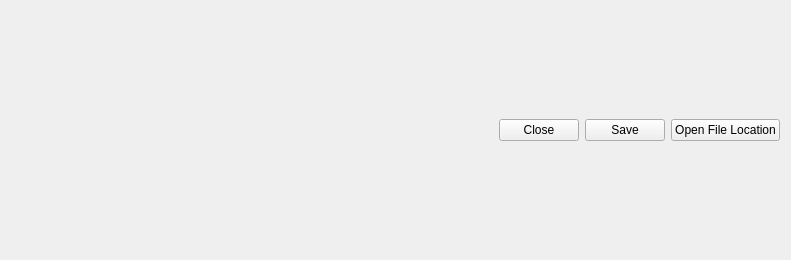
Before: the Qt Designer form src/widgets/reportviewer.ui in Icosahunter/speechy-keen, drawn with Qt 5.
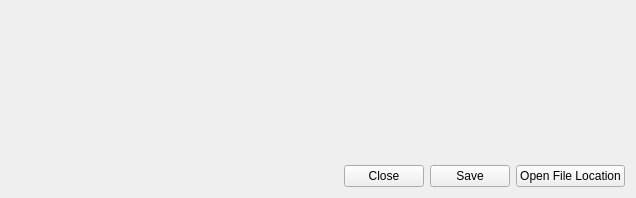
After: the same form once the commit is applied.

The edit to the form file:
```diff
--- a/src/widgets/reportviewer.ui
+++ b/src/widgets/reportviewer.ui
@@ -6,18 +6,38 @@
    <rect>
     <x>0</x>
     <y>0</y>
-    <width>791</width>
-    <height>260</height>
+    <width>636</width>
+    <height>198</height>
    </rect>
   </property>
   <property name="windowTitle">
    <string>Form</string>
   </property>
   <layout class="QGridLayout" name="gridLayout">
+   <item row="2" column="0">
+    <spacer name="horizontalSpacer">
+     <property name="orientation">
+      <enum>Qt::Horizontal</enum>
+     </property>
+     <property name="sizeHint" stdset="0">
+      <size>
+       <width>40</width>
+       <height>20</height>
+      </size>
+     </property>
+    </spacer>
+   </item>
    <item row="0" column="0" colspan="4">
     <layout class="QFormLayout" name="reportForm"/>
    </item>
-   <item row="1" column="3">
+   <item row="2" column="1">
+    <widget class="QPushButton" name="closeButton">
+     <property name="text">
+      <string>Close</string>
+     </property>
+    </widget>
+   </item>
+   <item row="2" column="3">
     <widget class="QPushButton" name="openFileLocationButton">
      <property name="sizePolicy">
       <sizepolicy hsizetype="Fixed" vsizetype="Fixed">
@@ -30,20 +50,7 @@
      </property>
     </widget>
    </item>
-   <item row="1" column="0">
-    <spacer name="horizontalSpacer">
-     <property name="orientation">
-      <enum>Qt::Horizontal</enum>
-     </property>
-     <property name="sizeHint" stdset="0">
-      <size>
-       <width>40</width>
-       <height>20</height>
-      </size>
-     </property>
-    </spacer>
-   </item>
-   <item row="1" column="2">
+   <item row="2" column="2">
     <widget class="QPushButton" name="saveButton">
      <property name="text">
       <string>Save</string>
@@ -51,11 +58,17 @@
     </widget>
    </item>
    <item row="1" column="1">
-    <widget class="QPushButton" name="closeButton">
-     <property name="text">
-      <string>Close</string>
+    <spacer name="verticalSpacer">
+     <property name="orientation">
+      <enum>Qt::Vertical</enum>
      </property>
-    </widget>
+     <property name="sizeHint" stdset="0">
+      <size>
+       <width>20</width>
+       <height>40</height>
+      </size>
+     </property>
+    </spacer>
    </item>
   </layout>
  </widget>
```
